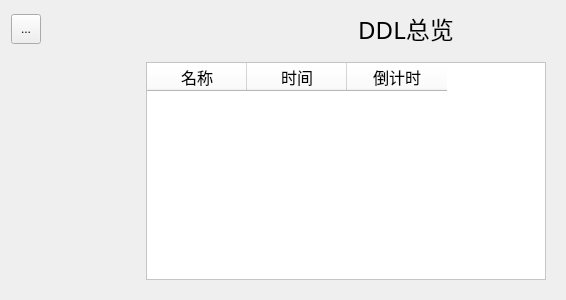
This is task_manage/check.ui in ShiningCrevice/Qt_CXSJSXhw as Qt 5 draws it before an edit. The edited form follows.
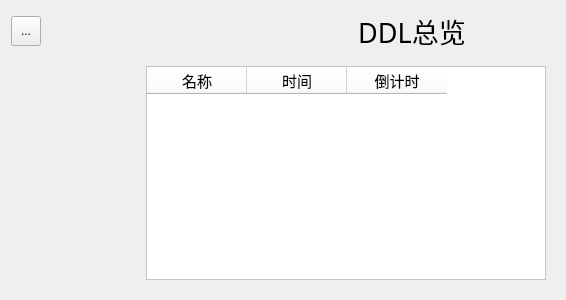
This is the edited form. Icons and pictures are not drawn.

What changed in the file:
```diff
--- a/task_manage/check.ui
+++ b/task_manage/check.ui
@@ -42,7 +42,7 @@
      <property name="font">
       <font>
        <family>华文中宋</family>
-       <pointsize>18</pointsize>
+       <pointsize>20</pointsize>
       </font>
      </property>
      <property name="text">
@@ -51,6 +51,9 @@
      <property name="alignment">
       <set>Qt::AlignCenter</set>
      </property>
+     <property name="margin">
+      <number>0</number>
+     </property>
     </widget>
    </item>
    <item row="0" column="1">
@@ -162,16 +165,34 @@
          <property name="text">
           <string>名称</string>
          </property>
+         <property name="font">
+          <font>
+           <family>华文中宋</family>
+           <pointsize>11</pointsize>
+          </font>
+         </property>
         </column>
         <column>
          <property name="text">
           <string>时间</string>
          </property>
+         <property name="font">
+          <font>
+           <family>华文中宋</family>
+           <pointsize>11</pointsize>
+          </font>
+         </property>
         </column>
         <column>
          <property name="text">
           <string>倒计时</string>
          </property>
+         <property name="font">
+          <font>
+           <family>华文中宋</family>
+           <pointsize>11</pointsize>
+          </font>
+         </property>
         </column>
        </widget>
       </item>
```
